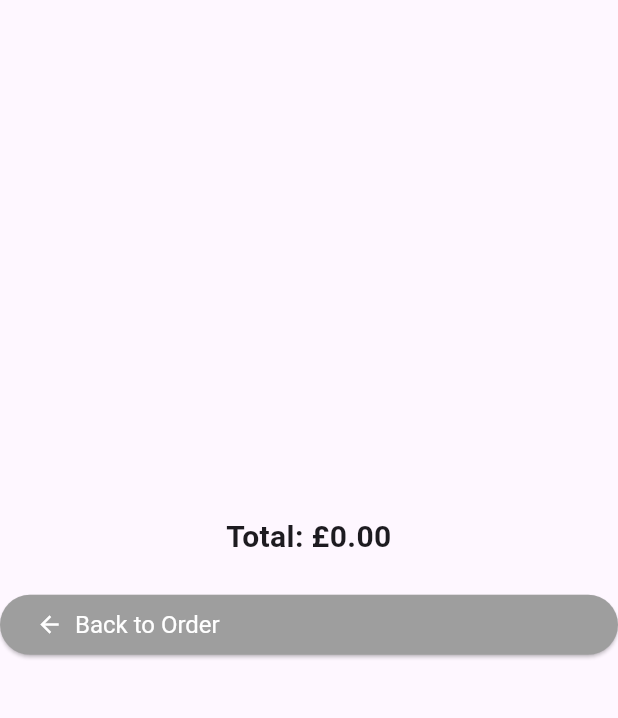
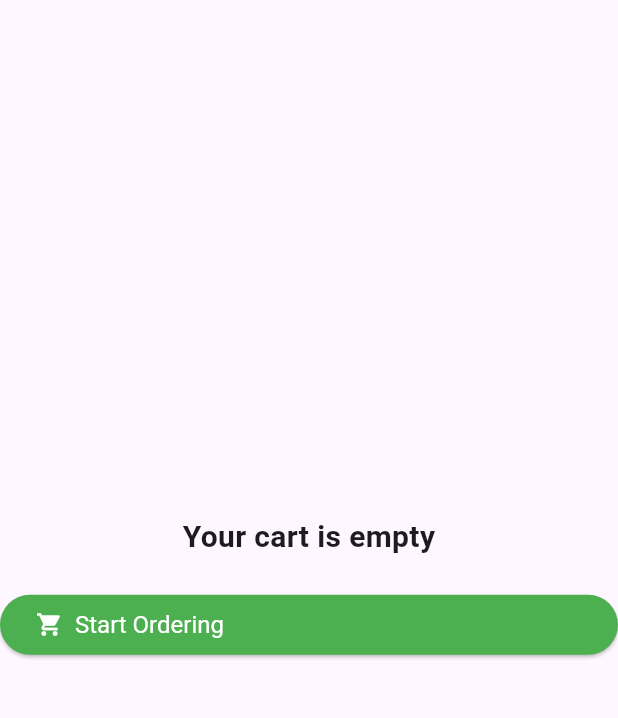
Before and after one commit to ronnn-ddr/sandwich_shop, a Flutter app: the CartScreen screen opened directly with empty values, on a phone screen of 412 x 824 dp, the part 72-790 px from its top. Run offline on Flutter 3.47's test engine with Material 3 defaults, Android fonts, the phone set to English and light mode, and no system bars.

Commit message:
Handle empty cart display and navigation

```diff
--- a/lib/views/cart_screen.dart
+++ b/lib/views/cart_screen.dart
@@ -72,6 +72,25 @@ class _CartScreenState extends State<CartScreen> {
             crossAxisAlignment: CrossAxisAlignment.stretch,
             children: [
               const SizedBox(height: 20),
+              if (widget.cart.items.isEmpty)
+                Column(
+                  children: [
+                    const Text(
+                      'Your cart is empty',
+                      style: heading2,
+                      textAlign: TextAlign.center,
+                    ),
+                    const SizedBox(height: 20),
+                    StyledButton(
+                      onPressed: _goBack,
+                      icon: Icons.shopping_cart,
+                      label: 'Start Ordering',
+                      backgroundColor: Colors.green,
+                    ),
+                  ],
+                )
+              else
+                ...[
                   for (CartItem item in widget.cart.items)
                     Column(
                       children: [
@@ -132,6 +151,7 @@ class _CartScreenState extends State<CartScreen> {
                     label: 'Back to Order',
                     backgroundColor: Colors.grey,
                   ),
+                ],
               const SizedBox(height: 20),
             ],
           ),
```
Lines whose indentation alone changed are shown as unchanged.
